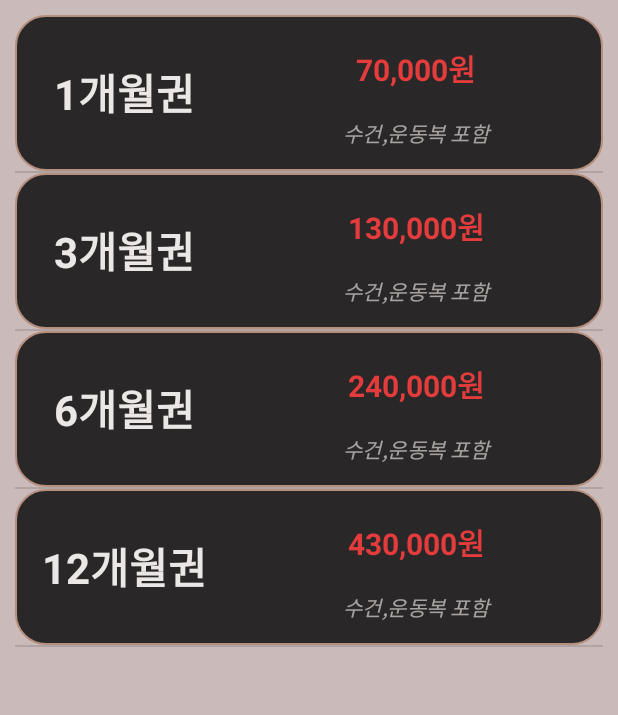
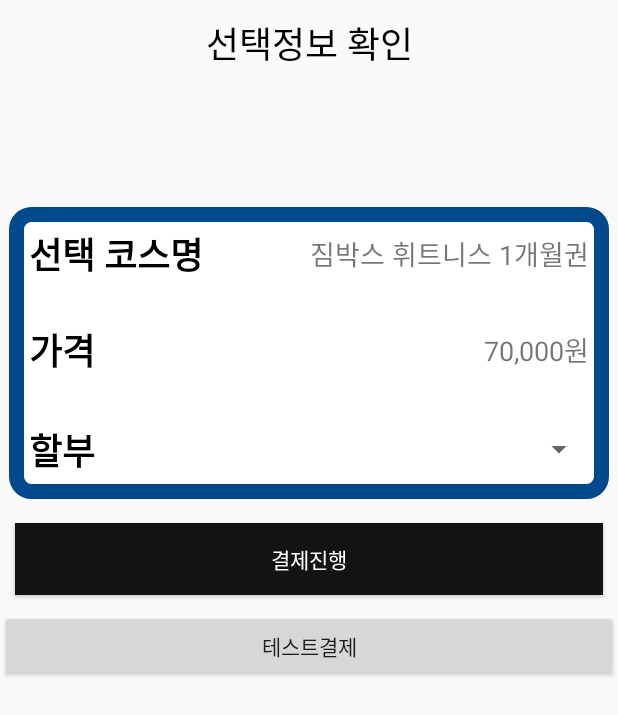
Before and after one commit to robinshins/android_practice, an Android app: the choose_membership screen opened directly, with no data from a screen before it, after a tap on "1개월권", on a phone screen of 412 x 824 dp. Shown: the top 715 px of the screen. Run offline under Robolectric (Android 15) with nearby library versions, the phone set to English and light mode, and no system bars.

Commit message:
add payment
결제 연동

```diff
--- a/app/src/main/java/com/example/database_listview/MainActivity.java
+++ b/app/src/main/java/com/example/database_listview/MainActivity.java
@@ -2,6 +2,8 @@ package com.example.database_listview;
 
 import android.content.Intent;
 import android.database.Cursor;
+import android.graphics.Color;
+import android.os.CountDownTimer;
 import android.support.v7.app.AppCompatActivity;
 import android.os.Bundle;
 import android.util.Base64;
@@ -48,6 +50,8 @@ public class MainActivity extends AppCompatActivity {
     RadioButton radioButton2 ;//여성
     RadioGroup radioGroup;
     String proving_number = null;
+    TextView timecounter;
+    Boolean timelimit = true;
 
 
     @Override
@@ -68,9 +72,30 @@ public class MainActivity extends AppCompatActivity {
         Button button = (Button) findViewById(R.id.button);
         radioGroup = (RadioGroup) findViewById(R.id.radiogroup);
         Button sendmessage = (Button) findViewById(R.id.send_message);
+
         sendmessage.setOnClickListener(new View.OnClickListener() {
             @Override
             public void onClick(View v) {
+                String phone = editText2.getText().toString();
+
+                if(phone.isEmpty()==false&&timelimit){
+                timecounter = (TextView) findViewById(R.id.timecounting);
+                new CountDownTimer(60000, 1000) {
+
+                    public void onTick(long millisUntilFinished) {
+                        timelimit = false;
+                        timecounter.setVisibility(View.VISIBLE);
+                        String strColor = "#FFD86F6F";
+                        timecounter.setTextColor(Color.parseColor(strColor));
+                        timecounter.setText("" + millisUntilFinished / 1000);
+                    }
+
+                    public void onFinish() {
+                        timecounter.setVisibility(View.GONE);
+                        timelimit = true;
+                    }
+                }.start();
+                Toast.makeText(getApplicationContext(),"인증 메세지를 전송했습니다",Toast.LENGTH_LONG).show();
                 proving_number = numberGen(4,1);
                 JSONObject bodyJson = new JSONObject();
                 JSONObject toJson = new JSONObject();
@@ -78,15 +103,15 @@ public class MainActivity extends AppCompatActivity {
 
                 try {
                     toJson.put("subject","짐박스 회원인증");
-                    toJson.put("content","인증번호는 "+proving_number+"입니다");				// 메시지 내용 * Type별로 최대 byte 제한이 다릅니다.* SMS: 80byte / LMS: 2000byte
+                    toJson.put("content","<짐박스 회원인증입니다> \n 인증번호는 "+proving_number+"입니다");				// 메시지 내용 * Type별로 최대 byte 제한이 다릅니다.* SMS: 80byte / LMS: 2000byte
                     toJson.put("to",editText2.getText().toString());					// 수신번호 목록  * 최대 50개까지 한번에 전송할 수 있습니다.
                     toArr.put(toJson);
-                    bodyJson.put("type","LMS");				// 메시지 Type (sms | lms)
+                    bodyJson.put("type","SMS");				// 메시지 Type (sms | lms)
                     bodyJson.put("contentType","COMM");			// 메시지 내용 Type (AD | COMM) * AD: 광고용, COMM: 일반용 (default: COMM) * 광고용 메시지 발송 시 불법 스팸 방지를 위한 정보통신망법 (제 50조)가 적용됩니다.
                     bodyJson.put("countryCode","82");			// 국가 전화번호
                     bodyJson.put("from","01030430374");				// 발신번호 * 사전에 인증/등록된 번호만 사용할 수 있습니다.
                     bodyJson.put("subject","짐박스 회원인증");				// 메시지 제목 * LMS Type에서만 사용할 수 있습니다.
-                    bodyJson.put("content","인증번호는 "+proving_number+"입니다");				// 메시지 내용 * Type별로 최대 byte 제한이 다릅니다.* SMS: 80byte / LMS: 2000byte
+                    bodyJson.put("content","<짐박스 회원인증입니다> \n 인증번호는 "+proving_number+"입니다");				// 메시지 내용 * Type별로 최대 byte 제한이 다릅니다.* SMS: 80byte / LMS: 2000byte
                     bodyJson.put("messages", toArr);// 메시지 제목 * LMS Type에서만 사용할 수 있습니다.
                 } catch (JSONException e) {
                     e.printStackTrace();
@@ -129,34 +154,14 @@ public class MainActivity extends AppCompatActivity {
 
                     }
                 });
-//                StringBuilder message = null;
-//                String content =  "{ \"type\": \"lms\", \"contentType\": \"COMM\", \"countryCode\": \"82\", \"from\": \"01030430374\", \"to\": ";
-//                String content2="[ " + "\""+editText2.getText().toString()+"\"" + " ], \"subject\": \"짐박스인증번호\", \"content\": \""+"짐박스 회원가입 인증번호는"+proving_number+" 입니다."+"\"}";
-//                HashMap<String, String> map_version1 = new HashMap<>();
-//                map_version1.put("Content-Type", "application/json");
-//                map_version1.put("X-NCP-service-secret","1a302508073642f793c421baa3d6819c");
-//                map_version1.put("X-NCP-auth-key","CooQR75mkuhD2PXv52ej");
-//                Log.d("스트링테스트",content+content2);
-//                Call<String> post_version1 = sendmessageService.sendversion1(map_version1,content+content2);
-//                post_version1.enqueue(new Callback<String>() {
-//                    @Override
-//                    public void onResponse(Call<String> call, Response<String> response) {
-//                        if(response.isSuccessful()){
-//                            Log.d("으아ㅏㅏㅏㅏㅏㅏㅏㅏㅏㅏㅏㅏㅏㅏㅏㅏㅏ","성공ㅇㅇㅇㅇㅇㅇㅇㅇㅇㅇㅇㅇㅇㅇㅇㅇㅇ");
-//                        }
-//                        Log.d("버전 1",response.toString());
-//                    }
-//
-//                    @Override
-//                    public void onFailure(Call<String> call, Throwable t) {
-//                        t.printStackTrace();
-//                        Log.e("응","안돼에에");
-//
-//                    }
-//                });
+                }else if(timelimit==false){
+                    Toast.makeText(getApplicationContext(),"인증번호가 이미 발송되었습니다. 인증번호는 1분간 유효합니다",Toast.LENGTH_LONG).show();
 
-            }
+                } else{
+                    Toast.makeText(getApplicationContext(),"전화번호를 먼저 입력해주세요",Toast.LENGTH_LONG).show();
+                }}
         });
+
         button.setOnClickListener(new View.OnClickListener() {
             @Override
             public void onClick(View v) {
--- a/app/src/main/java/com/example/database_listview/choose_membership.java
+++ b/app/src/main/java/com/example/database_listview/choose_membership.java
@@ -1,5 +1,6 @@
 package com.example.database_listview;
 
+import android.content.Context;
 import android.content.Intent;
 import android.support.v7.app.AppCompatActivity;
 import android.os.Bundle;
@@ -15,6 +16,10 @@ import java.util.Date;
 public class choose_membership extends AppCompatActivity {
     String name;
     String currentdate;
+    int price1 = 70000;
+    int price2 = 130000;
+    int price3= 240000;
+    int price4 = 430000;
 
     @Override
     protected void onCreate(Bundle savedInstanceState) {
@@ -52,6 +57,10 @@ public class choose_membership extends AppCompatActivity {
                     }
                     handler.insert_date(name,currentdate,availabledate);
                     Toast.makeText(getApplicationContext(), mon+"월권이 선택되었습니다",Toast.LENGTH_LONG).show();
+                    Intent intent1 = new Intent(getApplicationContext(),choose_payment.class);
+                    intent1.putExtra("month",Integer.toString(mon));
+                    intent1.putExtra("price",price1);
+                    startActivity(intent1);
                 }else if(month.equals("3개월권")){
                     int mon=3;
                     handler.insert_month(name,mon,1);
@@ -63,6 +72,10 @@ public class choose_membership extends AppCompatActivity {
                     }
                     handler.insert_date(name,currentdate,availabledate);
                     Toast.makeText(getApplicationContext(), mon+"월권이 선택되었습니다",Toast.LENGTH_LONG).show();
+                    Intent intent1 = new Intent(getApplicationContext(),choose_payment.class);
+                    intent1.putExtra("month",Integer.toString(mon));
+                    intent1.putExtra("price",price2);
+                    startActivity(intent1);
                 }else if(month.equals("6개월권")){
                     int mon = 6;
                     handler.insert_month(name,mon,1);
@@ -74,6 +87,10 @@ public class choose_membership extends AppCompatActivity {
                     }
                     handler.insert_date(name,currentdate,availabledate);
                     Toast.makeText(getApplicationContext(), mon+"월권이 선택되었습니다",Toast.LENGTH_LONG).show();
+                    Intent intent1 = new Intent(getApplicationContext(),choose_payment.class);
+                    intent1.putExtra("month",Integer.toString(mon));
+                    intent1.putExtra("price",price3);
+                    startActivity(intent1);
                 }else if(month.equals("12개월권")){
                     int mon=12;
                     handler.insert_month(name,mon,1);
@@ -85,6 +102,11 @@ public class choose_membership extends AppCompatActivity {
                     }
                     handler.insert_date(name,currentdate,availabledate);
                     Toast.makeText(getApplicationContext(), mon+"월권이 선택되었습니다",Toast.LENGTH_LONG).show();
+                    Intent intent1 = new Intent(getApplicationContext(),choose_payment.class);
+                    intent1.putExtra("month",Integer.toString(mon));
+                    intent1.putExtra("price",price4);
+                    startActivity(intent1);
+
                 }
             }
         });
--- /dev/null
+++ b/app/src/main/java/com/example/database_listview/choose_payment.java
@@ -0,0 +1,92 @@
+package com.example.database_listview;
+
+import android.content.Intent;
+import android.net.Uri;
+import android.support.v7.app.AppCompatActivity;
+import android.os.Bundle;
+import android.util.Log;
+import android.view.View;
+import android.widget.AdapterView;
+import android.widget.ArrayAdapter;
+import android.widget.Button;
+import android.widget.Spinner;
+import android.widget.TextView;
+import android.widget.Toast;
+
+import org.w3c.dom.Text;
+
+import java.text.DecimalFormat;
+import java.util.ArrayList;
+
+public class choose_payment extends AppCompatActivity {
+    private Spinner month_spinner;
+    ArrayList<String> arrayList;
+    ArrayAdapter<String> arrayAdapter;
+    TextView course_name;
+    TextView course_price;
+    Button button;
+    int month;
+    Button button2;
+
+    @Override
+    protected void onCreate(Bundle savedInstanceState) {
+        super.onCreate(savedInstanceState);
+        setContentView(R.layout.activity_choose_payment);
+        course_name =(TextView) findViewById(R.id.course_name) ;
+        course_price =(TextView) findViewById(R.id.course_price) ;
+        Intent intent = getIntent();
+        final int price = intent.getIntExtra("price",0);
+        DecimalFormat dc = new DecimalFormat("###,###,###,###");
+        String pricestr = dc.format(price);
+        course_name.setText("짐박스 휘트니스 "+ intent.getStringExtra("month")+"개월권");
+        course_price.setText(pricestr+"원");
+        arrayList = new ArrayList<>();
+        arrayList.add("일시불");
+        arrayList.add("2개월");
+        arrayList.add("3개월");
+        arrayList.add("4개월");
+        arrayList.add("5개월");
+        arrayList.add("6개월");
+        arrayAdapter = new ArrayAdapter<>(getApplicationContext(),
+                android.R.layout.simple_spinner_dropdown_item,
+                arrayList);
+        month_spinner = (Spinner)findViewById(R.id.month_spinner);
+        month_spinner.setAdapter(arrayAdapter);
+        month_spinner.setOnItemSelectedListener(new AdapterView.OnItemSelectedListener() {
+            @Override
+            public void onItemSelected(AdapterView<?> adapterView, View view, int i, long l) {
+                month = i+1;
+
+            }
+            @Override
+            public void onNothingSelected(AdapterView<?> adapterView) {
+            }
+        });
+
+        button = (Button) findViewById(R.id.start_payment);
+        button.setOnClickListener(new View.OnClickListener() {
+            @Override
+            public void onClick(View v) {
+                String uri = String.format( "appposw://card-approval?&authKey=1234&inputAmount=%s&inputMonth=%s&inputAmountEditable=false&runStrategy=without-input-view&inputApprovalNo=77&runMode=null&printStrategy=%s", price,month,"forced");
+                Intent intent = new Intent(Intent.ACTION_MAIN, Uri.parse(uri));
+                startActivityForResult(intent,333);
+
+            }
+        });
+
+        button2 = (Button) findViewById(R.id.test_payment);
+        button2.setOnClickListener(new View.OnClickListener() {
+            @Override
+            public void onClick(View v) {
+                String uri = String.format( "appposw://card-approval?&authKey=1234&inputAmount=%s&inputMonth=%s&inputAmountEditable=false&runStrategy=without-input-view&inputApprovalNo=77&runMode=null&printStrategy=%s", 10,month,"forced");
+                Intent intent = new Intent(Intent.ACTION_MAIN, Uri.parse(uri));
+                startActivityForResult(intent,333);
+                Log.d("할부개월",""+month);
+
+            }
+        });
+
+
+
+    }
+}
--- /dev/null
+++ b/app/src/main/res/drawable/layout_side.xml
@@ -0,0 +1,20 @@
+<?xml version="1.0" encoding="utf-8"?>
+<layer-list xmlns:android="http://schemas.android.com/apk/res/android" >
+
+    <item
+        android:bottom="1dp"
+        android:left="1dp"
+        android:right="1dp"
+        android:top="1dp">
+        <shape android:shape="rectangle" >
+            <stroke
+                android:width="10dp"
+                android:color="#00498c" />
+
+            <solid android:color="#FFF" />
+            <corners
+                android:radius="10dp" />
+        </shape>
+    </item>
+
+</layer-list>
--- /dev/null
+++ b/app/src/main/res/layout/activity_choose_payment.xml
@@ -0,0 +1,127 @@
+<?xml version="1.0" encoding="utf-8"?>
+<LinearLayout xmlns:android="http://schemas.android.com/apk/res/android"
+    xmlns:app="http://schemas.android.com/apk/res-auto"
+    xmlns:tools="http://schemas.android.com/tools"
+    android:layout_width="match_parent"
+    android:layout_height="match_parent"
+    android:orientation="vertical"
+    tools:context=".choose_payment">
+
+    <TextView
+        android:id="@+id/textView7"
+        android:layout_width="match_parent"
+        android:layout_height="121dp"
+        android:layout_margin="5dp"
+        android:layout_marginTop="10dp"
+        android:fontFamily="@font/baemin_jua_ttf"
+        android:gravity="center|top"
+        android:padding="5dp"
+        android:paddingTop="5dp"
+        android:text="선택정보 확인"
+
+        android:textColor="#000000"
+        android:textSize="24sp" />
+
+    <LinearLayout
+        android:layout_width="match_parent"
+        android:layout_height="wrap_content"
+        android:layout_gravity="center"
+        android:layout_margin="5dp"
+        android:layout_marginTop="30dp"
+        android:background="@drawable/layout_side"
+        android:orientation="vertical">
+
+        <LinearLayout
+            android:layout_width="match_parent"
+            android:layout_height="wrap_content"
+            android:layout_margin="10dp"
+            android:orientation="horizontal">
+
+            <TextView
+                android:id="@+id/textView11"
+                android:layout_width="wrap_content"
+                android:layout_height="wrap_content"
+                android:layout_margin="4dp"
+                android:background="#007E7878"
+                android:text="선택 코스명"
+                android:textColor="#000000"
+                android:textSize="24sp"
+                android:textStyle="bold" />
+
+            <TextView
+                android:id="@+id/course_name"
+                android:layout_width="match_parent"
+                android:layout_height="match_parent"
+                android:layout_margin="4dp"
+                android:gravity="center|right"
+                android:text="TextView"
+                android:textSize="18sp" />
+        </LinearLayout>
+
+        <LinearLayout
+            android:layout_width="match_parent"
+            android:layout_height="wrap_content"
+            android:layout_margin="10dp"
+            android:orientation="horizontal">
+
+            <TextView
+                android:id="@+id/textView13"
+                android:layout_width="141dp"
+                android:layout_height="wrap_content"
+                android:layout_margin="4dp"
+                android:textColor="#000000"
+                android:textStyle="bold"
+                android:text="가격"
+                android:textSize="24sp" />
+
+            <TextView
+                android:id="@+id/course_price"
+                android:layout_width="match_parent"
+                android:layout_height="match_parent"
+                android:layout_margin="4dp"
+                android:gravity="center|right"
+                android:text="TextView"
+                android:textSize="18sp" />
+        </LinearLayout>
+
+        <LinearLayout
+            android:layout_width="match_parent"
+            android:layout_height="wrap_content"
+            android:layout_margin="10dp"
+            android:orientation="horizontal">
+
+            <TextView
+                android:id="@+id/textView15"
+                android:layout_width="141dp"
+                android:layout_height="wrap_content"
+                android:layout_margin="4dp"
+                android:textColor="#000000"
+                android:textStyle="bold"
+                android:text="할부"
+                android:textSize="24sp" />
+
+            <Spinner
+                android:id="@+id/month_spinner"
+                android:layout_width="match_parent"
+                android:layout_height="wrap_content" />
+        </LinearLayout>
+
+    </LinearLayout>
+
+    <Button
+        android:id="@+id/start_payment"
+        android:layout_width="match_parent"
+        android:layout_height="wrap_content"
+        android:background="#131313"
+        android:layout_margin="10dp"
+        android:fontFamily="@font/baemin_dohyeon_ttf"
+        android:paddingHorizontal="4dp"
+        android:text="결제진행"
+        android:textColor="#FFFFFF" />
+
+    <Button
+        android:id="@+id/test_payment"
+        android:layout_width="match_parent"
+        android:layout_height="wrap_content"
+        android:text="테스트결제" />
+</LinearLayout>
--- a/app/src/main/res/layout/activity_main.xml
+++ b/app/src/main/res/layout/activity_main.xml
@@ -59,12 +59,20 @@
 
         <EditText
             android:id="@+id/editText2"
-            android:layout_width="223dp"
+            android:layout_width="198dp"
             android:layout_height="wrap_content"
             android:layout_margin="7dp"
             android:ems="10"
             android:hint="휴대전화번호(-없이 입력)"
             android:inputType="phone" />
+
+        <TextView
+            android:id="@+id/timecounting"
+            android:layout_width="wrap_content"
+            android:layout_margin="7dp"
+            android:visibility="invisible"
+            android:layout_height="wrap_content"
+           />
 
         <Button
             android:id="@+id/send_message"
```
Also changed, not shown: app/src/main/AndroidManifest.xml (+7 -6 lines).
